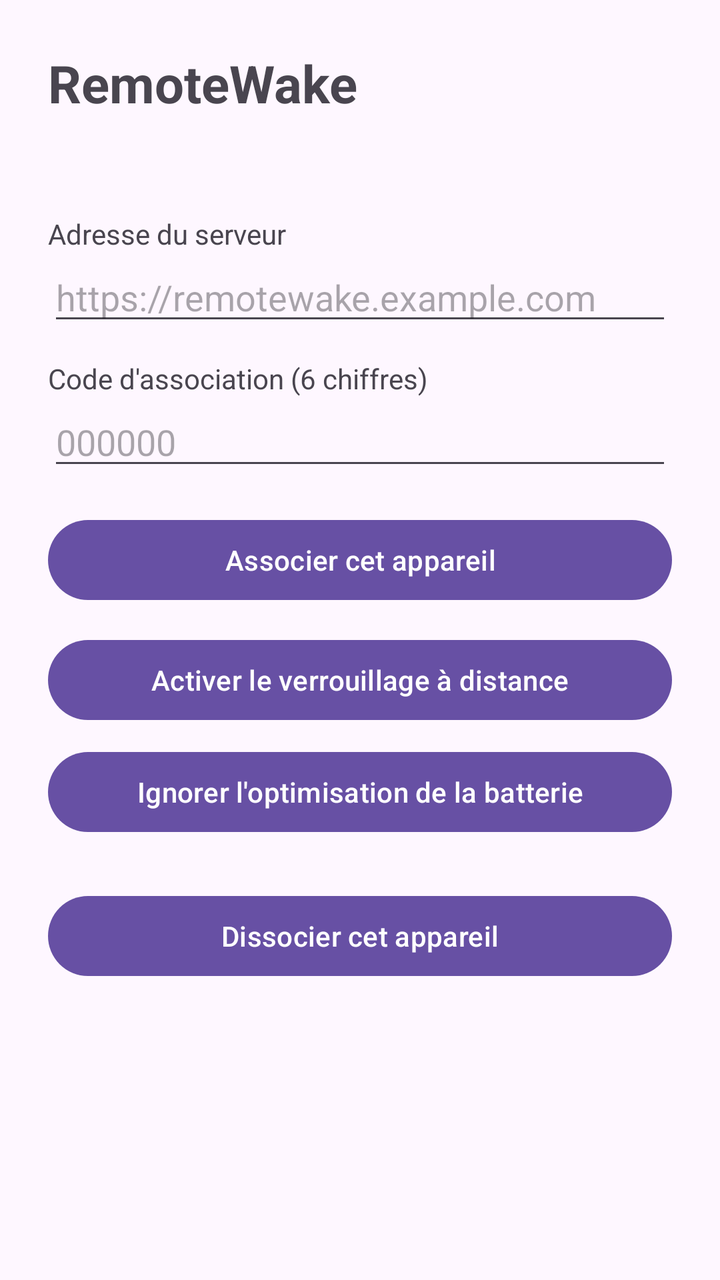
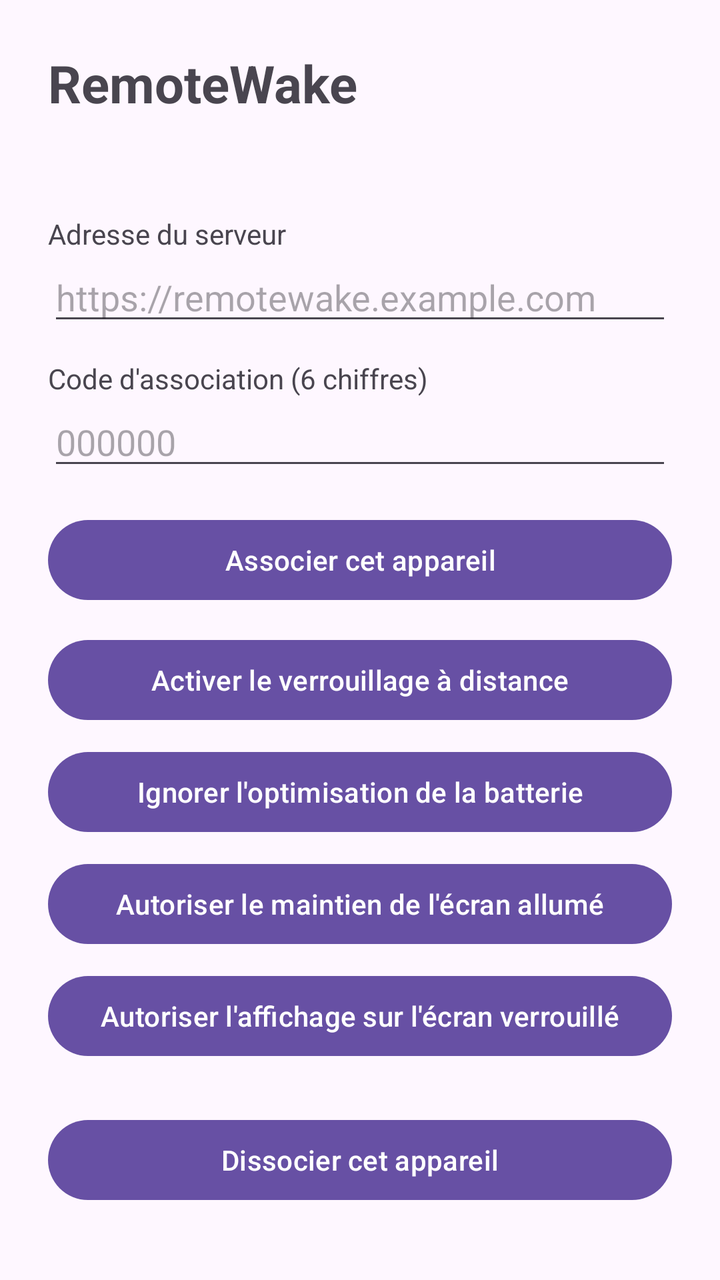

Before-and-after screenshots of an Android layout around one commit, followed by the original layout XML and the change that was made.
<!-- AndroidManifest.xml: application theme Theme.RemoteWake -->
<!-- res/layout/activity_main.xml -->
<?xml version="1.0" encoding="utf-8"?>
<ScrollView xmlns:android="http://schemas.android.com/apk/res/android"
    android:layout_width="match_parent"
    android:layout_height="match_parent"
    android:fillViewport="true">

    <LinearLayout
        android:layout_width="match_parent"
        android:layout_height="wrap_content"
        android:orientation="vertical"
        android:padding="24dp">

        <TextView
            android:layout_width="wrap_content"
            android:layout_height="wrap_content"
            android:text="@string/app_name"
            android:textSize="26sp"
            android:textStyle="bold" />

        <TextView
            android:id="@+id/status"
            android:layout_width="match_parent"
            android:layout_height="wrap_content"
            android:layout_marginTop="8dp"
            android:layout_marginBottom="20dp"
            android:textSize="15sp" />

        
        <LinearLayout
            android:id="@+id/enrolForm"
            android:layout_width="match_parent"
            android:layout_height="wrap_content"
            android:orientation="vertical">

            <TextView
                android:layout_width="wrap_content"
                android:layout_height="wrap_content"
                android:text="@string/server_url_label" />

            <EditText
                android:id="@+id/serverUrl"
                android:layout_width="match_parent"
                android:layout_height="wrap_content"
                android:hint="https://remotewake.example.com"
                android:inputType="textUri"
                android:autofillHints="url" />

            <TextView
                android:layout_width="wrap_content"
                android:layout_height="wrap_content"
                android:layout_marginTop="12dp"
                android:text="@string/pairing_code_label" />

            <EditText
                android:id="@+id/pairingCode"
                android:layout_width="match_parent"
                android:layout_height="wrap_content"
                android:hint="000000"
                android:inputType="number"
                android:maxLength="6" />

            <Button
                android:id="@+id/pairBtn"
                android:layout_width="match_parent"
                android:layout_height="wrap_content"
                android:layout_marginTop="16dp"
                android:text="@string/pair_button" />
        </LinearLayout>

        
        <LinearLayout
            android:id="@+id/setupButtons"
            android:layout_width="match_parent"
            android:layout_height="wrap_content"
            android:layout_marginTop="12dp"
            android:orientation="vertical">

            <Button
                android:id="@+id/adminBtn"
                android:layout_width="match_parent"
                android:layout_height="wrap_content"
                android:text="@string/enable_admin" />

            <Button
                android:id="@+id/batteryBtn"
                android:layout_width="match_parent"
                android:layout_height="wrap_content"
                android:layout_marginTop="8dp"
                android:text="@string/ignore_battery" />

            <Button
                android:id="@+id/unpairBtn"
                android:layout_width="match_parent"
                android:layout_height="wrap_content"
                android:layout_marginTop="24dp"
                android:text="@string/unpair" />
        </LinearLayout>
    </LinearLayout>
</ScrollView>
<!-- resources referenced by this layout -->
<resources>
  <string name="app_name">RemoteWake</string>
  <string name="enable_admin">Activer le verrouillage à distance</string>
  <string name="ignore_battery">Ignorer l\'optimisation de la batterie</string>
  <string name="pair_button">Associer cet appareil</string>
  <string name="pairing_code_label">Code d\'association (6 chiffres)</string>
  <string name="server_url_label">Adresse du serveur</string>
  <string name="unpair">Dissocier cet appareil</string>
  <style name="Theme.RemoteWake" parent="Theme.Material3.DayNight.NoActionBar" />
</resources>

<!-- the commit's change to res/layout/activity_main.xml (unified diff, before → after) -->
@@ -89,6 +89,20 @@
                 android:text="@string/ignore_battery" />
 
             <Button
+                android:id="@+id/writeSettingsBtn"
+                android:layout_width="match_parent"
+                android:layout_height="wrap_content"
+                android:layout_marginTop="8dp"
+                android:text="@string/write_settings" />
+
+            <Button
+                android:id="@+id/fullScreenBtn"
+                android:layout_width="match_parent"
+                android:layout_height="wrap_content"
+                android:layout_marginTop="8dp"
+                android:text="@string/full_screen_intent" />
+
+            <Button
                 android:id="@+id/unpairBtn"
                 android:layout_width="match_parent"
                 android:layout_height="wrap_content"
<!-- resource entries referenced after the edit -->
@@ -2,11 +2,13 @@
 <resources>
   <string name="app_name">RemoteWake</string>
   <string name="enable_admin">Activer le verrouillage à distance</string>
+  <string name="full_screen_intent">Autoriser l\'affichage sur l\'écran verrouillé</string>
   <string name="ignore_battery">Ignorer l\'optimisation de la batterie</string>
   <string name="pair_button">Associer cet appareil</string>
   <string name="pairing_code_label">Code d\'association (6 chiffres)</string>
   <string name="server_url_label">Adresse du serveur</string>
   <string name="unpair">Dissocier cet appareil</string>
+  <string name="write_settings">Autoriser le maintien de l\'écran allumé</string>
   <style name="Theme.RemoteWake" parent="Theme.Material3.DayNight.NoActionBar" />
 </resources>
 
